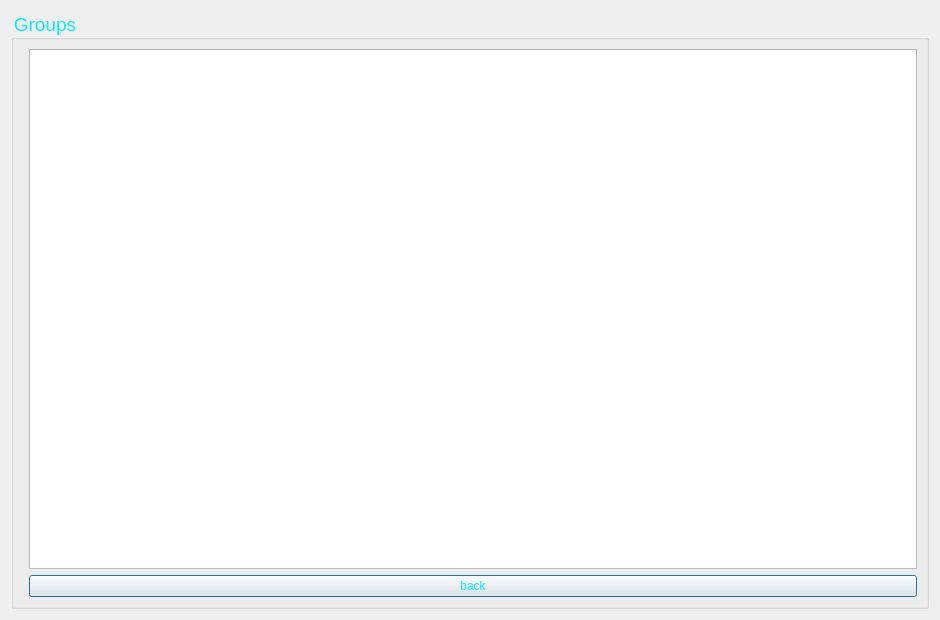
Old version of the form massenger/getgrouplist_dialog.ui in the repository MahanBeidokhti/AP-Messenger.
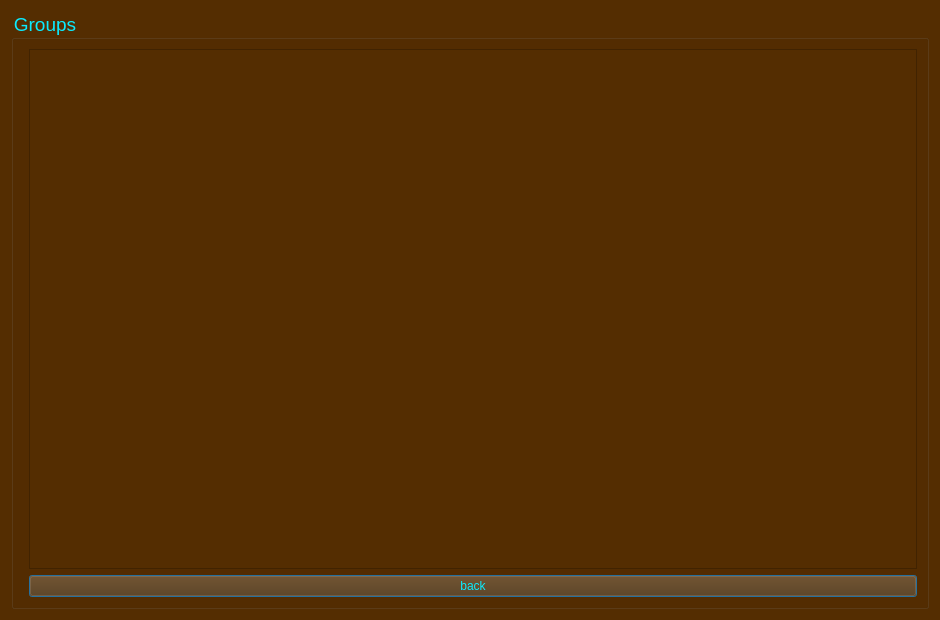
New version of the form.

What changed in the file:
```diff
--- a/massenger/getgrouplist_dialog.ui
+++ b/massenger/getgrouplist_dialog.ui
@@ -14,7 +14,7 @@
    <string>Dialog</string>
   </property>
   <property name="styleSheet">
-   <string notr="true"/>
+   <string notr="true">background-color: rgb(84, 45, 1);</string>
   </property>
   <layout class="QVBoxLayout" name="verticalLayout">
    <item>
@@ -33,7 +33,11 @@
      </property>
      <layout class="QFormLayout" name="formLayout">
       <item row="0" column="1">
-       <widget class="QTextEdit" name="group_list_textEdit"/>
+       <widget class="QTextEdit" name="group_list_textEdit">
+        <property name="styleSheet">
+         <string notr="true">font: 12pt &quot;Segoe UI&quot;;</string>
+        </property>
+       </widget>
       </item>
       <item row="1" column="1">
        <widget class="QPushButton" name="group_pushButton">
```
